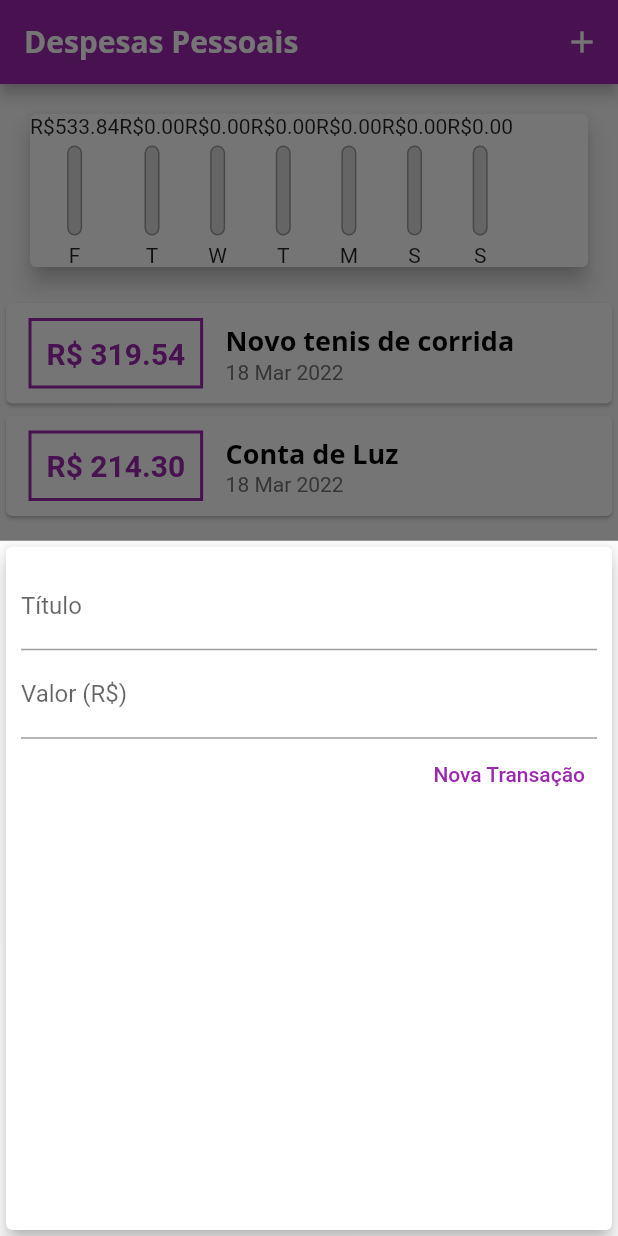
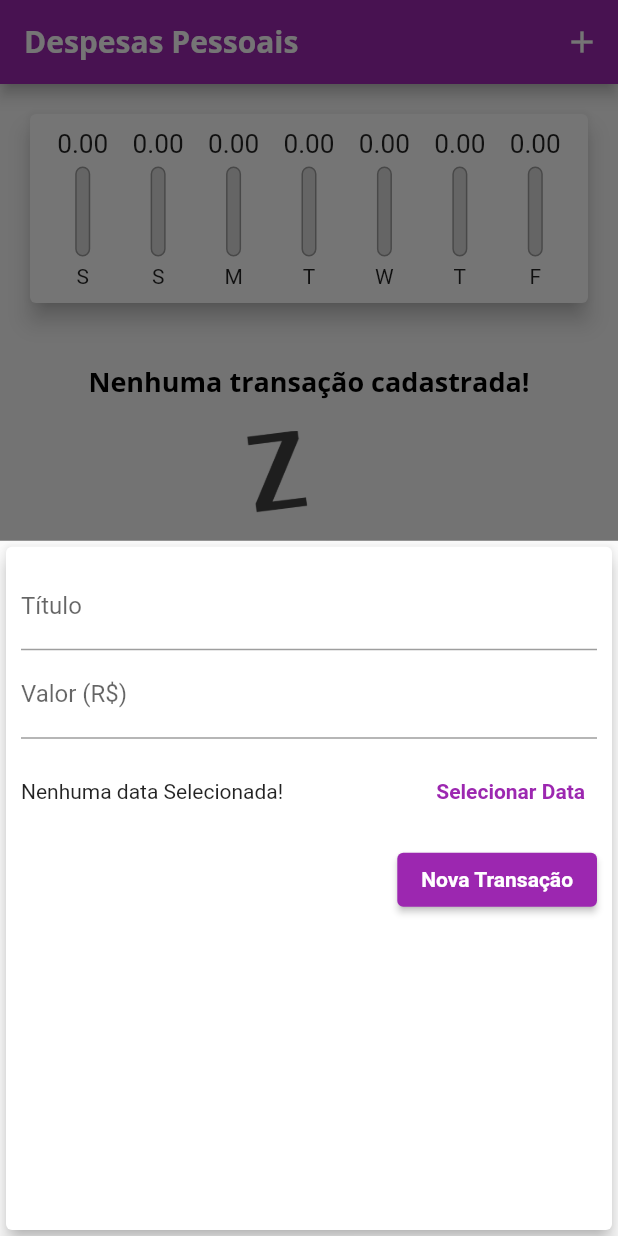
Before and after one commit to T-Roel/flutter-projects, a Flutter app: the screen it shows after launch, after a tap on the "add" icon, on a phone screen of 412 x 824 dp. Run offline on Flutter 3.47's test engine with Material 2 defaults, Android fonts, the phone set to English and light mode, and no system bars.

Commit message:
finalizando chart e chart bar, refactor em transaction_form e transaction_list e adicionando campo date em transaction_form

```diff
--- a/expenses_app/lib/components/chart.dart
+++ b/expenses_app/lib/components/chart.dart
@@ -34,26 +34,37 @@ class Chart extends StatelessWidget {
         'day': DateFormat.E().format(weekDay)[0],
         'value': totalSum,
       };
-    });
+    }).reversed.toList();
+  }
+
+  double get _weekTotalValue {
+    return groupedTransactions.fold(0.0, (sum, tr) => sum + tr['value']);
   }
 
   @override
   Widget build(BuildContext context) {
-    groupedTransactions;
     return Card(
       elevation: 6,
       margin: const EdgeInsets.all(20),
+      child: Padding(
+        padding: const EdgeInsets.all(10),
         child: Row(
+          mainAxisAlignment: MainAxisAlignment.spaceAround,
           children: groupedTransactions.map(
             (tr) {
-            return ChartBar(
+              return Flexible(
+                fit: FlexFit.tight,
+                child: ChartBar(
                   label: tr['day'],
                   value: tr['value'],
-              percent: 0.0,
+                  percent: _weekTotalValue == 0
+                      ? 0.0
+                      : tr['value'] / _weekTotalValue,
+                ),
               );
             },
-        ) //fazer essa bosta de chart bar
-            .toList(),
+          ).toList(),
+        ),
       ),
     );
   }
--- a/expenses_app/lib/components/chart_bar.dart
+++ b/expenses_app/lib/components/chart_bar.dart
@@ -1,4 +1,4 @@
-// ignore_for_file: use_key_in_widget_constructors, prefer_const_constructors_in_immutables, prefer_const_constructors, sized_box_for_whitespace
+// ignore_for_file: use_key_in_widget_constructors, prefer_const_constructors_in_immutables, prefer_const_constructors, sized_box_for_whitespace, unnecessary_string_interpolations, avoid_unnecessary_containers
 
 import 'package:flutter/material.dart';
 
@@ -17,7 +17,12 @@ class ChartBar extends StatelessWidget {
   Widget build(BuildContext context) {
     return Column(
       children: [
-        Text('R\$${value.toStringAsFixed(2)}'),
+        Container(
+          height: 20,
+          child: FittedBox(
+            child: Text('${value.toStringAsFixed(2)}'),
+          ),
+        ),
         SizedBox(
           height: 5,
         ),
--- a/expenses_app/lib/components/transaction_form.dart
+++ b/expenses_app/lib/components/transaction_form.dart
@@ -1,9 +1,10 @@
-// ignore_for_file: use_key_in_widget_constructors, prefer_const_constructors, prefer_const_constructors_in_immutables
+// ignore_for_file: use_key_in_widget_constructors, prefer_const_constructors, prefer_const_constructors_in_immutables, prefer_const_literals_to_create_immutables, avoid_unnecessary_containers, sized_box_for_whitespace
 
 import 'package:flutter/material.dart';
+import 'package:intl/intl.dart';
 
 class TransactionForm extends StatefulWidget {
-  final void Function(String, double) onSubmit;
+  final void Function(String, double, DateTime) onSubmit;
 
   TransactionForm(this.onSubmit);
 
@@ -12,19 +13,36 @@ class TransactionForm extends StatefulWidget {
 }
 
 class _TransactionFormState extends State<TransactionForm> {
-  final titleController = TextEditingController();
+  final _titleController = TextEditingController();
+  final _valueController = TextEditingController();
 
-  final valueController = TextEditingController();
+  DateTime? _selectedDate;
 
   _submitForm() {
-    final title = titleController.text;
-    final value = double.tryParse(valueController.text) ?? 0.0;
+    final title = _titleController.text;
+    final value = double.tryParse(_valueController.text) ?? 0.0;
 
-    if (title.isEmpty || value <= 0) {
+    if (title.isEmpty || value <= 0 || _selectedDate == null) {
       return;
     }
 
-    widget.onSubmit(title, value);
+    widget.onSubmit(title, value, _selectedDate!);
+  }
+
+  _showDatePicker() {
+    showDatePicker(
+      context: context,
+      initialDate: DateTime.now(),
+      firstDate: DateTime(2019),
+      lastDate: DateTime.now(),
+    ).then((pickedDate) {
+      if (pickedDate == null) {
+        return;
+      }
+      setState(() {
+        _selectedDate = pickedDate;
+      });
+    });
   }
 
   @override
@@ -36,26 +54,50 @@ class _TransactionFormState extends State<TransactionForm> {
         child: Column(
           children: [
             TextField(
-              controller: titleController,
+              controller: _titleController,
               onSubmitted: (_) => _submitForm(),
               decoration: InputDecoration(
                 labelText: 'Título',
               ),
             ),
             TextField(
-              controller: valueController,
+              controller: _valueController,
               keyboardType: TextInputType.numberWithOptions(decimal: true),
               onSubmitted: (_) => _submitForm(),
               decoration: InputDecoration(
                 labelText: 'Valor (R\$)',
               ),
             ),
+            Container(
+              height: 70,
+              child: Row(
+                children: [
+                  Expanded(
+                    child: Text(
+                      _selectedDate == null
+                          ? 'Nenhuma data Selecionada!'
+                          : 'Data selecionada: ${DateFormat('dd/MM/y').format(_selectedDate!)}',
+                    ),
+                  ),
+                  TextButton(
+                    style: TextButton.styleFrom(primary: Colors.purple),
+                    child: Text(
+                      'Selecionar Data',
+                      style: TextStyle(
+                        fontWeight: FontWeight.bold,
+                      ),
+                    ),
+                    onPressed: _showDatePicker,
+                  ),
+                ],
+              ),
+            ),
             Row(
               mainAxisAlignment: MainAxisAlignment.end,
               children: [
-                TextButton(
+                ElevatedButton(
                   child: Text('Nova Transação'),
-                  style: TextButton.styleFrom(primary: Colors.purple),
+                  style: TextButton.styleFrom(primary: Colors.white),
                   onPressed: _submitForm,
                 ),
               ],
--- a/expenses_app/lib/components/transaction_list.dart
+++ b/expenses_app/lib/components/transaction_list.dart
@@ -40,44 +40,37 @@ class TransactionList extends StatelessWidget {
               itemBuilder: (ctx, index) {
                 final tr = transactions[index];
                 return Card(
-                  child: Row(
-                    children: [
-                      Container(
+                  elevation: 5,
                   margin: EdgeInsets.symmetric(
-                          horizontal: 15,
-                          vertical: 10,
+                    vertical: 8,
+                    horizontal: 5,
                   ),
-                        decoration: BoxDecoration(
-                            border: Border.all(
-                          color: Theme.of(context).colorScheme.primary,
-                          width: 2,
-                        )),
-                        padding: EdgeInsets.all(10),
+                  child: ListTile(
+                    leading: CircleAvatar(
+                      backgroundColor: Theme.of(context).colorScheme.primary,
+                      radius: 30,
+                      child: Padding(
+                        padding: const EdgeInsets.all(6),
+                        child: FittedBox(
                           child: Text(
-                          'R\$ ${tr.value.toStringAsFixed(2)}',
-                          style: TextStyle(
-                            fontWeight: FontWeight.bold,
-                            fontSize: 20,
-                            color: Theme.of(context).colorScheme.primary,
+                            'R\$${tr.value}',
+                            style: TextStyle(color: Colors.white),
                           ),
                         ),
                       ),
-                      Column(
-                        crossAxisAlignment: CrossAxisAlignment.start,
-                        children: [
-                          Text(
+                    ),
+                    title: Text(
                       tr.title,
                       style: Theme.of(context).textTheme.headline6,
                     ),
-                          Text(
+                    subtitle: Text(
                       DateFormat('d MMM y').format(tr.date),
-                            style: TextStyle(
-                              color: Colors.grey[600],
                     ),
+                    trailing: IconButton(
+                      icon: Icon(Icons.delete),
+                      color: Theme.of(context).errorColor,
+                      onPressed: () {},
                     ),
-                        ],
-                      )
-                    ],
                   ),
                 );
               },
--- a/expenses_app/lib/main.dart
+++ b/expenses_app/lib/main.dart
@@ -28,6 +28,10 @@ class ExpensesApp extends StatelessWidget {
             fontWeight: FontWeight.bold,
             color: Colors.black,
           ),
+          button: TextStyle(
+            color: Colors.white,
+            fontWeight: FontWeight.bold,
+          ),
         ),
         appBarTheme: AppBarTheme(
           titleTextStyle: TextStyle(
@@ -48,20 +52,7 @@ class MyHomePage extends StatefulWidget {
 }
 
 class _MyHomePageState extends State<MyHomePage> {
-  final List<Transaction> _transactions = [
-    Transaction(
-      id: 't1',
-      title: 'Novo tenis de corrida',
-      value: 319.54,
-      date: DateTime.now(),
-    ),
-    Transaction(
-      id: 't2',
-      title: 'Conta de Luz',
-      value: 214.3,
-      date: DateTime.now(),
-    )
-  ];
+  final List<Transaction> _transactions = [];
 
   List<Transaction> get _recentTransactions {
     return _transactions
@@ -77,12 +68,12 @@ class _MyHomePageState extends State<MyHomePage> {
         .toList();
   }
 
-  _addTransaction(String title, double value) {
+  _addTransaction(String title, double value, DateTime date) {
     final newTransaction = Transaction(
       id: Random().nextDouble().toString(),
       title: title,
       value: value,
-      date: DateTime.now(),
+      date: date,
     );
 
     setState(() {
```
Lines whose indentation alone changed are shown as unchanged.
